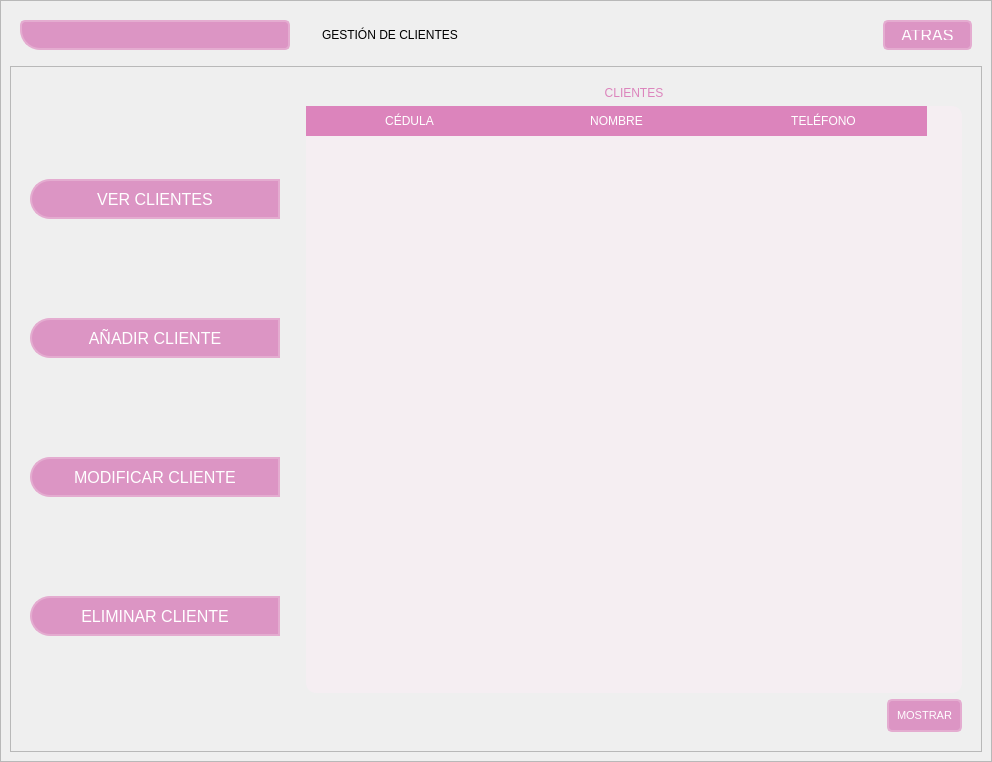
Old version of the form GUI/sub_ventanas/ui/gestion_clientes/GestionClientes.ui in the repository C-Sebastian-M/GLAM_MAKEUP_STORE.
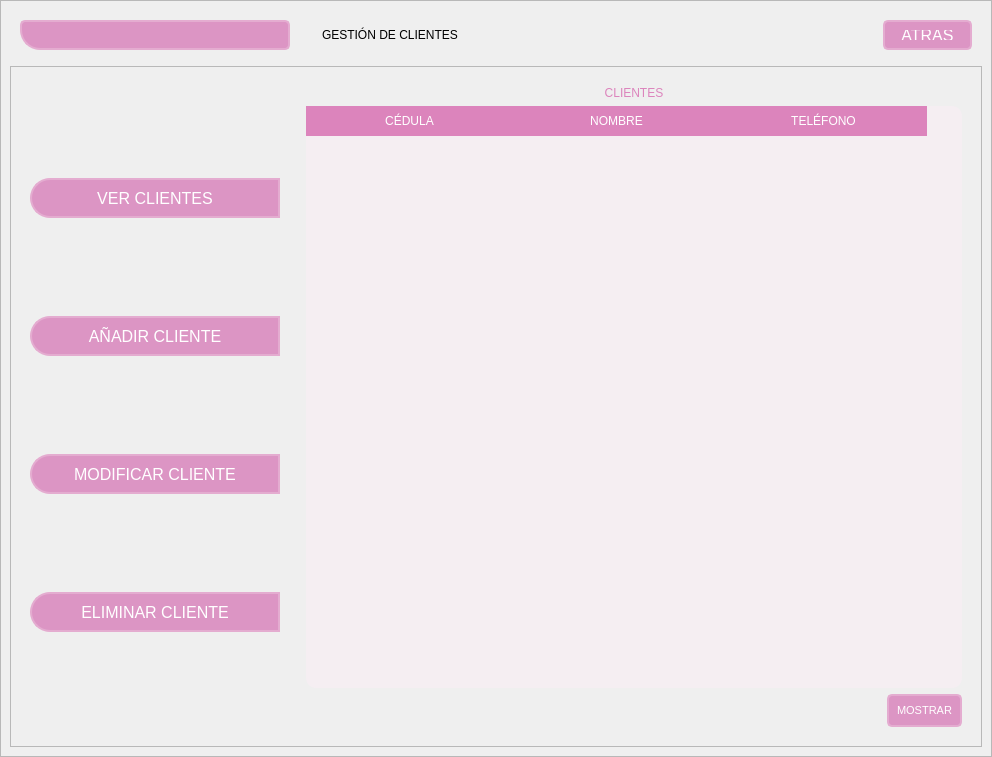
New version of the form. Icons and pictures are not drawn.

```diff
--- a/GUI/sub_ventanas/ui/gestion_clientes/GestionClientes.ui
+++ b/GUI/sub_ventanas/ui/gestion_clientes/GestionClientes.ui
@@ -7,7 +7,7 @@
     <x>0</x>
     <y>0</y>
     <width>992</width>
-    <height>762</height>
+    <height>757</height>
    </rect>
   </property>
   <property name="minimumSize">
```
